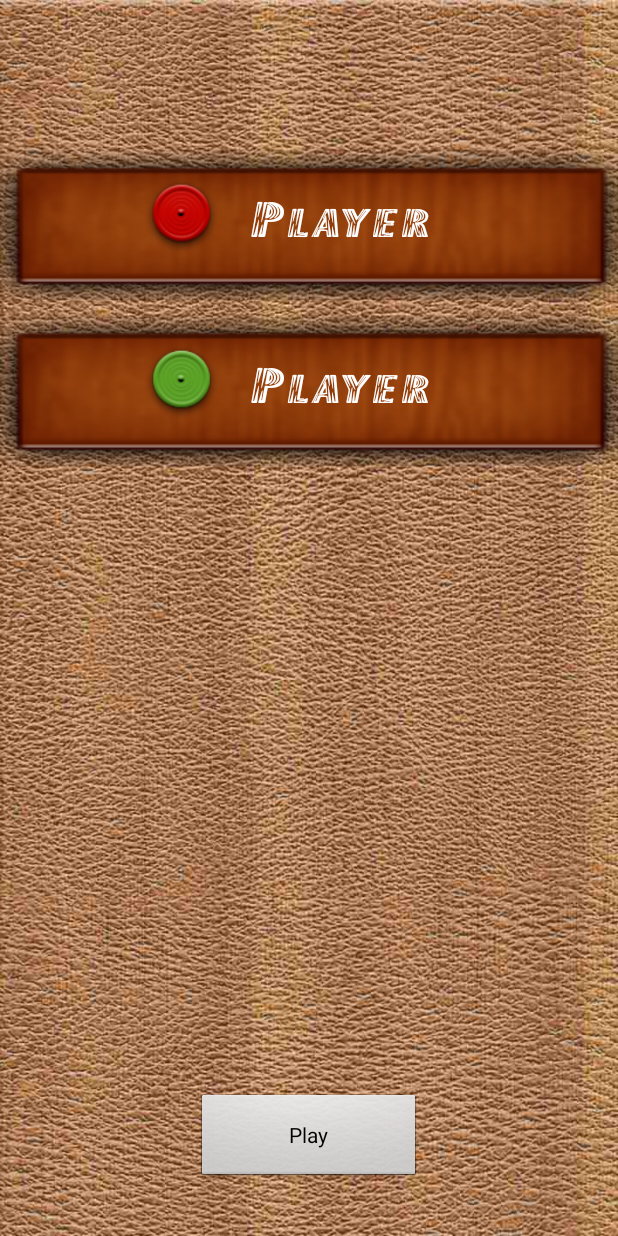
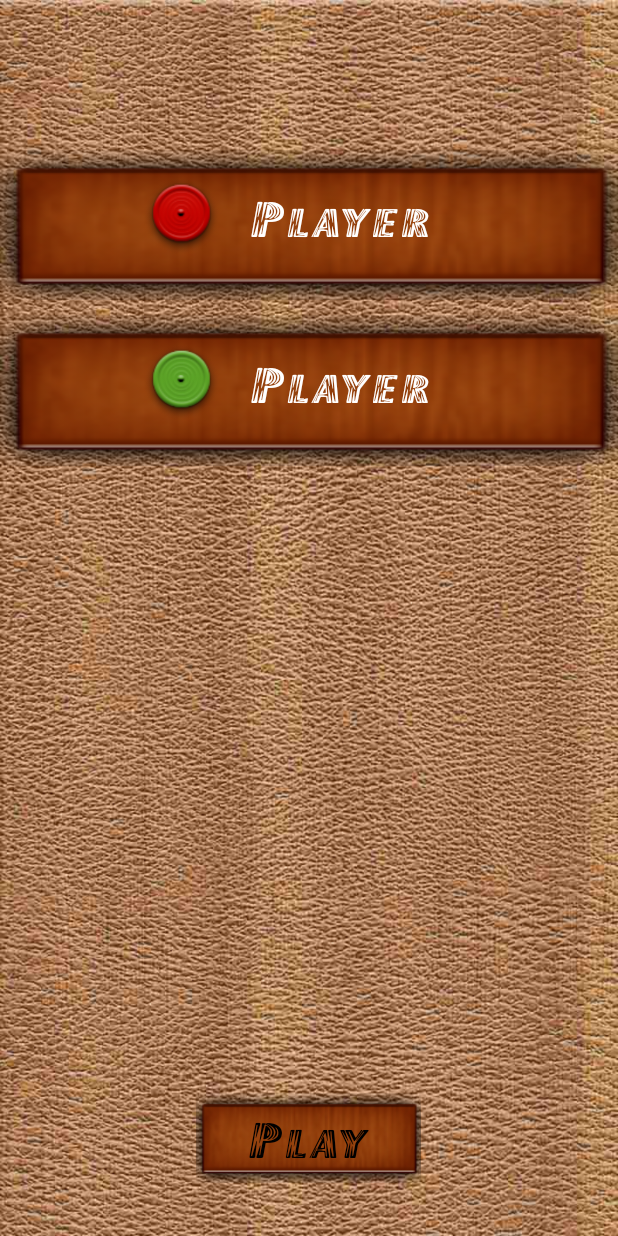
Before and after one commit to imranicp/mobileapp07, an Android app: the PlayerSelectActivity screen opened directly, with no data from a screen before it, on a phone screen of 412 x 824 dp. Run offline under Robolectric (Android 15) with nearby library versions, the phone set to English and light mode, and no system bars; 2 statements that could not run were skipped.

Commit message:
Play Button Font Set

```diff
--- a/app/src/main/java/logic/main/com/boardgame/activity/PlayerSelectActivity.java
+++ b/app/src/main/java/logic/main/com/boardgame/activity/PlayerSelectActivity.java
@@ -4,6 +4,7 @@ import android.app.Activity;
 import android.content.Context;
 import android.content.Intent;
 import android.database.Cursor;
+import android.graphics.Typeface;
 import android.os.Bundle;
 import android.view.LayoutInflater;
 import android.view.View;
@@ -94,6 +95,9 @@ public class PlayerSelectActivity extends Activity {
         //assigning the AutoCompleteTextView resource for player 4 name
         player4_name = (AutoCompleteTextView) findViewById(R.id.player4_name);
 
+        Typeface font = Typeface.createFromAsset(getAssets(), "fonts/flash.ttf");
+        TextView tv=(TextView) findViewById(R.id.playButton);
+        tv.setTypeface(font);
         //initializing the DB manager object for this activity
         dataBaseHelper = new DatabaseManager(this);
 
@@ -216,7 +220,6 @@ public class PlayerSelectActivity extends Activity {
         //finishing the activity
         finish();
     }
-
     //on click of the play button the game activity must be triggered if all the eligible player names are entered
     public void onClick(View v) {
 
--- a/app/src/main/res/layout/name_layout.xml
+++ b/app/src/main/res/layout/name_layout.xml
@@ -155,6 +155,8 @@
             android:layout_gravity="bottom"
             android:onClick="onClick"
             android:text="Play"
+            android:background="@drawable/score1"
+            android:textSize="35sp"
             />
     </LinearLayout>
 </LinearLayout>
```
